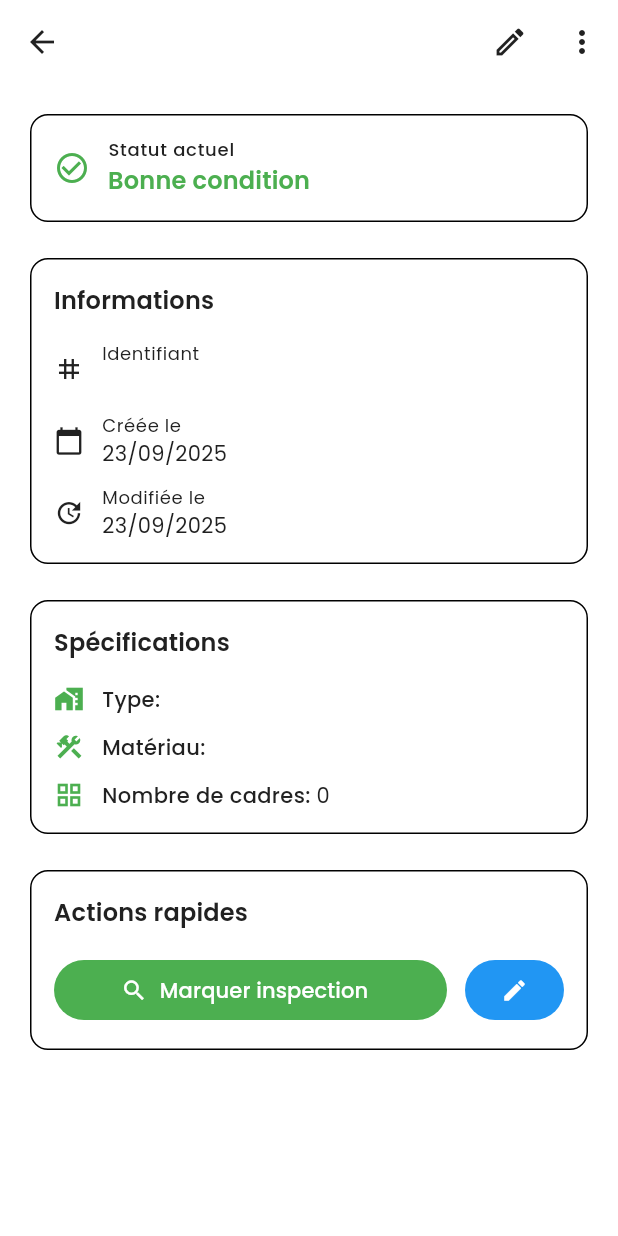
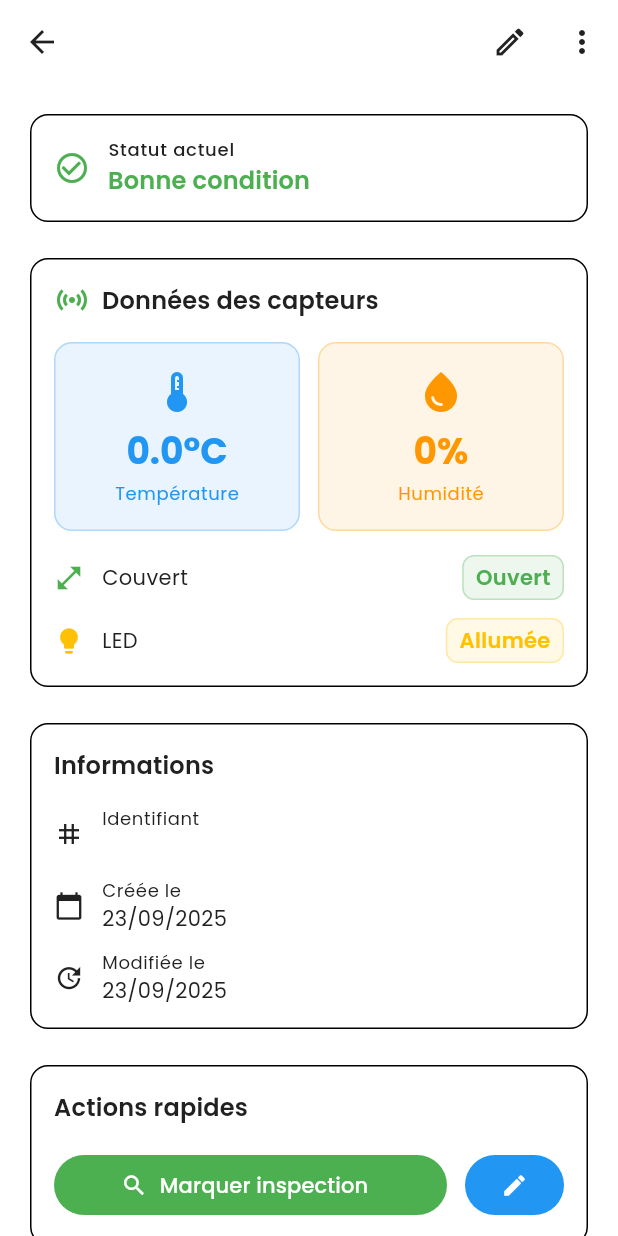
Before and after one commit to Break-Carrier/rc_mobile_app, a Flutter app: the _HiveDetailView screen opened directly with empty values, on a phone screen of 412 x 824 dp. Run offline on Flutter 3.47's test engine with Material 3 defaults, Android fonts, the phone set to English and light mode, and no system bars; our stand-ins replace cloud_firestore, equatable, firebase_auth, firebase_core, firebase_database, fl_chart and 5 more; accounts and stored records are empty; generated files the repository leaves out were written again; statements that could not run were skipped.

Commit message:
Refactor hive management and integrate sensor data functionality
- Removed weight attributes from mock sensor readings to streamline data representation.
- Introduced `HiveSensorData` entity to encapsulate sensor data, including temperature, humidity, cover state, and LED state.
- Updated `Hive` and `HiveModel` to include sensor data, enhancing data structure for better integration with Firebase.
- Refactored `SensorReading` to ensure required fields are properly initialized, improving data integrity.
- Enhanced UI components in `HiveDetailScreen` to display sensor data, providing users with real-time insights into hive conditions.

These changes improve the overall functionality and maintainability of the hive management feature, aligning with clean architecture principles.

```diff
--- a/lib/core/constants/mock_data.dart
+++ b/lib/core/constants/mock_data.dart
@@ -10,7 +10,6 @@ class MockData {
       hiveId: 'hive_1',
       temperature: 35.5,
       humidity: 60.0,
-      weight: 45.2,
       timestamp: DateTime.now().subtract(const Duration(minutes: 5)),
     ),
     SensorReading(
@@ -18,7 +17,6 @@ class MockData {
       hiveId: 'hive_1',
       temperature: 35.8,
       humidity: 58.5,
-      weight: 45.3,
       timestamp: DateTime.now().subtract(const Duration(minutes: 10)),
     ),
     SensorReading(
@@ -26,7 +24,6 @@ class MockData {
       hiveId: 'hive_1',
       temperature: 35.2,
       humidity: 62.0,
-      weight: 45.1,
       timestamp: DateTime.now().subtract(const Duration(minutes: 15)),
     ),
     SensorReading(
@@ -42,7 +39,6 @@ class MockData {
       hiveId: 'hive_1',
       temperature: 35.6,
       humidity: 61.0,
-      weight: 45.0,
       timestamp: DateTime.now().subtract(const Duration(minutes: 25)),
     ),
     SensorReading(
@@ -50,7 +46,6 @@ class MockData {
       hiveId: 'hive_1',
       temperature: 35.3,
       humidity: 63.0,
-      weight: 44.9,
       timestamp: DateTime.now().subtract(const Duration(minutes: 30)),
     ),
   ];
--- a/lib/features/hive/domain/entities/hive.dart
+++ b/lib/features/hive/domain/entities/hive.dart
@@ -1,4 +1,5 @@
 import 'package:equatable/equatable.dart';
+import '../../../sensor/domain/entities/hive_sensor_data.dart';
 
 /// Entité Ruche suivant les principes Clean Architecture
 class Hive extends Equatable {
@@ -7,13 +8,11 @@ class Hive extends Equatable {
   final String apiaryId; // ID du rucher parent
   final String ownerId; // ID du propriétaire (Firebase Auth UID)
   final String? description;
-  final String? hiveType; // Type de ruche (Dadant, Langstroth, etc.)
-  final String? material; // Matériau (bois, plastique, etc.)
-  final int? frameCount; // Nombre de cadres
   final bool isActive; // Ruche active ou non
   final DateTime createdAt;
   final DateTime? updatedAt;
   final DateTime? lastInspection; // Dernière inspection
+  final HiveSensorData? sensorData; // Données des capteurs intégrées
   final Map<String, dynamic>? metadata; // Données supplémentaires
 
   const Hive({
@@ -22,15 +21,38 @@ class Hive extends Equatable {
     required this.apiaryId,
     required this.ownerId,
     this.description,
-    this.hiveType,
-    this.material,
-    this.frameCount,
     this.isActive = true,
     required this.createdAt,
     this.updatedAt,
     this.lastInspection,
+    this.sensorData,
     this.metadata,
   });
+
+  /// Créer une instance depuis les données Firebase
+  factory Hive.fromFirebase(Map<String, dynamic> data, String id) {
+    final sensorData = data['sensor'] != null
+        ? HiveSensorData.fromFirebase(data['sensor'] as Map<String, dynamic>)
+        : null;
+
+    return Hive(
+      id: id,
+      name: data['nom'] as String? ?? '',
+      apiaryId: data['rucherId'] as String? ?? '',
+      ownerId:
+          data['ownerId'] as String? ?? '', // À adapter selon votre structure
+      description: data['description'] as String?,
+      isActive: data['isActive'] as bool? ?? true,
+      createdAt:
+          DateTime.now(), // Firebase ne stocke pas ces dates pour l'instant
+      updatedAt: DateTime.now(),
+      lastInspection: data['lastInspection'] != null
+          ? DateTime.fromMillisecondsSinceEpoch(data['lastInspection'] as int)
+          : null,
+      sensorData: sensorData,
+      metadata: data,
+    );
+  }
 
   /// Crée une copie avec des modifications
   Hive copyWith({
@@ -39,13 +61,11 @@ class Hive extends Equatable {
     String? apiaryId,
     String? ownerId,
     String? description,
-    String? hiveType,
-    String? material,
-    int? frameCount,
     bool? isActive,
     DateTime? createdAt,
     DateTime? updatedAt,
     DateTime? lastInspection,
+    HiveSensorData? sensorData,
     Map<String, dynamic>? metadata,
   }) {
     return Hive(
@@ -54,13 +74,11 @@ class Hive extends Equatable {
       apiaryId: apiaryId ?? this.apiaryId,
       ownerId: ownerId ?? this.ownerId,
       description: description ?? this.description,
-      hiveType: hiveType ?? this.hiveType,
-      material: material ?? this.material,
-      frameCount: frameCount ?? this.frameCount,
       isActive: isActive ?? this.isActive,
       createdAt: createdAt ?? this.createdAt,
       updatedAt: updatedAt ?? this.updatedAt,
       lastInspection: lastInspection ?? this.lastInspection,
+      sensorData: sensorData ?? this.sensorData,
       metadata: metadata ?? this.metadata,
     );
   }
@@ -103,13 +121,11 @@ class Hive extends Equatable {
         apiaryId,
         ownerId,
         description,
-        hiveType,
-        material,
-        frameCount,
         isActive,
         createdAt,
         updatedAt,
         lastInspection,
+        sensorData,
         metadata,
       ];
 
--- a/lib/features/hive/domain/usecases/create_hive.dart
+++ b/lib/features/hive/domain/usecases/create_hive.dart
@@ -46,9 +46,6 @@ class CreateHive {
       apiaryId: params.apiaryId,
       ownerId: userId,
       description: params.description,
-      hiveType: params.hiveType,
-      material: params.material,
-      frameCount: params.frameCount,
       isActive: true,
       createdAt: DateTime.now(),
     );
--- a/lib/features/hive/presentation/pages/hive_detail_screen.dart
+++ b/lib/features/hive/presentation/pages/hive_detail_screen.dart
@@ -2,6 +2,7 @@ import 'package:flutter/material.dart';
 import 'package:flutter_bloc/flutter_bloc.dart';
 
 import '../../domain/entities/hive.dart';
+import '../../../sensor/domain/entities/hive_sensor_data.dart';
 import '../../data/injection/hive_injection.dart';
 import '../bloc/hive_bloc.dart';
 import '../bloc/hive_event.dart';
@@ -86,9 +87,11 @@ class _HiveDetailView extends StatelessWidget {
           children: [
             _HiveStatusCard(hive: hive),
             const SizedBox(height: 16),
+            if (hive.sensorData != null) ...[
+              _HiveSensorDataCard(sensorData: hive.sensorData!),
+              const SizedBox(height: 16),
+            ],
             _HiveInfoCard(hive: hive),
-            const SizedBox(height: 16),
-            _HiveSpecsCard(hive: hive),
             if (hive.description?.isNotEmpty ?? false) ...[
               const SizedBox(height: 16),
               _HiveDescriptionCard(hive: hive),
@@ -323,63 +326,6 @@ class _HiveInfoCard extends StatelessWidget {
   }
 }
 
-/// Widget de carte de spécifications de la ruche
-class _HiveSpecsCard extends StatelessWidget {
-  final Hive hive;
-
-  const _HiveSpecsCard({required this.hive});
-
-  @override
-  Widget build(BuildContext context) {
-    return Card(
-      elevation: 0,
-      shape: RoundedRectangleBorder(
-        borderRadius: BorderRadius.circular(12),
-        side: BorderSide(
-          color: Theme.of(context).colorScheme.outlineVariant,
-        ),
-      ),
-      child: Padding(
-        padding: const EdgeInsets.all(16),
-        child: Column(
-          crossAxisAlignment: CrossAxisAlignment.start,
-          children: [
-            Text(
-              'Spécifications',
-              style: Theme.of(context).textTheme.titleMedium?.copyWith(
-                    fontWeight: FontWeight.w600,
-                  ),
-            ),
-            const SizedBox(height: 16),
-            if (hive.hiveType != null)
-              _SpecRow(
-                icon: Icons.home_work,
-                label: 'Type',
-                value: hive.hiveType!,
-              ),
-            if (hive.material != null) ...[
-              const SizedBox(height: 12),
-              _SpecRow(
-                icon: Icons.construction,
-                label: 'Matériau',
-                value: hive.material!,
-              ),
-            ],
-            if (hive.frameCount != null) ...[
-              const SizedBox(height: 12),
-              _SpecRow(
-                icon: Icons.grid_view,
-                label: 'Nombre de cadres',
-                value: '${hive.frameCount}',
-              ),
-            ],
-          ],
-        ),
-      ),
-    );
-  }
-}
-
 /// Widget de carte de description de la ruche
 class _HiveDescriptionCard extends StatelessWidget {
   final Hive hive;
@@ -476,6 +422,238 @@ class _HiveActionsCard extends StatelessWidget {
   }
 }
 
+/// Widget de carte pour afficher les données des capteurs
+class _HiveSensorDataCard extends StatelessWidget {
+  final HiveSensorData sensorData;
+
+  const _HiveSensorDataCard({required this.sensorData});
+
+  @override
+  Widget build(BuildContext context) {
+    return Card(
+      elevation: 0,
+      shape: RoundedRectangleBorder(
+        borderRadius: BorderRadius.circular(12),
+        side: BorderSide(
+          color: Theme.of(context).colorScheme.outlineVariant,
+        ),
+      ),
+      child: Padding(
+        padding: const EdgeInsets.all(16),
+        child: Column(
+          crossAxisAlignment: CrossAxisAlignment.start,
+          children: [
+            Row(
+              children: [
+                Icon(
+                  Icons.sensors,
+                  color: Theme.of(context).colorScheme.primary,
+                ),
+                const SizedBox(width: 8),
+                Text(
+                  'Données des capteurs',
+                  style: Theme.of(context).textTheme.titleMedium?.copyWith(
+                        fontWeight: FontWeight.w600,
+                      ),
+                ),
+              ],
+            ),
+            const SizedBox(height: 16),
+
+            // Température et Humidité en vedette
+            Row(
+              children: [
+                Expanded(
+                  child: _TemperatureCard(sensorData.temperature),
+                ),
+                const SizedBox(width: 12),
+                Expanded(
+                  child: _HumidityCard(sensorData.humidity),
+                ),
+              ],
+            ),
+            const SizedBox(height: 16),
+
+            // État du couvert
+            _SensorDataRow(
+              icon: sensorData.coverState == CoverState.open
+                  ? Icons.open_in_full
+                  : Icons.close_fullscreen,
+              label: 'Couvert',
+              value:
+                  sensorData.coverState == CoverState.open ? 'Ouvert' : 'Fermé',
+              color: sensorData.coverState == CoverState.open
+                  ? Colors.green
+                  : Colors.orange,
+            ),
+            const SizedBox(height: 12),
+
+            // État de la LED
+            _SensorDataRow(
+              icon: sensorData.ledState == LedState.on
+                  ? Icons.lightbulb
+                  : Icons.lightbulb_outline,
+              label: 'LED',
+              value: sensorData.ledState == LedState.on ? 'Allumée' : 'Éteinte',
+              color: sensorData.ledState == LedState.on
+                  ? Colors.amber
+                  : Colors.grey,
+            ),
+          ],
+        ),
+      ),
+    );
+  }
+}
+
+/// Widget pour afficher la température en vedette
+class _TemperatureCard extends StatelessWidget {
+  final double temperature;
+
+  const _TemperatureCard(this.temperature);
+
+  @override
+  Widget build(BuildContext context) {
+    final color = _getTemperatureColor(temperature);
+
+    return Container(
+      padding: const EdgeInsets.all(16),
+      decoration: BoxDecoration(
+        color: color.withValues(alpha: 0.1),
+        borderRadius: BorderRadius.circular(12),
+        border: Border.all(color: color.withValues(alpha: 0.3)),
+      ),
+      child: Column(
+        children: [
+          Icon(
+            Icons.thermostat,
+            color: color,
+            size: 32,
+          ),
+          const SizedBox(height: 8),
+          Text(
+            '${temperature.toStringAsFixed(1)}°C',
+            style: Theme.of(context).textTheme.headlineSmall?.copyWith(
+                  color: color,
+                  fontWeight: FontWeight.bold,
+                ),
+          ),
+          const SizedBox(height: 4),
+          Text(
+            'Température',
+            style: Theme.of(context).textTheme.bodySmall?.copyWith(
+                  color: color,
+                ),
+          ),
+        ],
+      ),
+    );
+  }
+
+  Color _getTemperatureColor(double temperature) {
+    if (temperature < 20) return Colors.blue;
+    if (temperature > 30) return Colors.red;
+    return Colors.green;
+  }
+}
+
+/// Widget pour afficher l'humidité en vedette
+class _HumidityCard extends StatelessWidget {
+  final double humidity;
+
+  const _HumidityCard(this.humidity);
+
+  @override
+  Widget build(BuildContext context) {
+    final color = _getHumidityColor(humidity);
+
+    return Container(
+      padding: const EdgeInsets.all(16),
+      decoration: BoxDecoration(
+        color: color.withValues(alpha: 0.1),
+        borderRadius: BorderRadius.circular(12),
+        border: Border.all(color: color.withValues(alpha: 0.3)),
+      ),
+      child: Column(
+        children: [
+          Icon(
+            Icons.water_drop,
+            color: color,
+            size: 32,
+          ),
+          const SizedBox(height: 8),
+          Text(
+            '${humidity.toStringAsFixed(0)}%',
+            style: Theme.of(context).textTheme.headlineSmall?.copyWith(
+                  color: color,
+                  fontWeight: FontWeight.bold,
+                ),
+          ),
+          const SizedBox(height: 4),
+          Text(
+            'Humidité',
+            style: Theme.of(context).textTheme.bodySmall?.copyWith(
+                  color: color,
+                ),
+          ),
+        ],
+      ),
+    );
+  }
+
+  Color _getHumidityColor(double humidity) {
+    if (humidity < 40) return Colors.orange;
+    if (humidity > 80) return Colors.blue;
+    return Colors.green;
+  }
+}
+
+/// Widget pour afficher une ligne de données de capteur
+class _SensorDataRow extends StatelessWidget {
+  final IconData icon;
+  final String label;
+  final String value;
+  final Color color;
+
+  const _SensorDataRow({
+    required this.icon,
+    required this.label,
+    required this.value,
+    required this.color,
+  });
+
+  @override
+  Widget build(BuildContext context) {
+    return Row(
+      children: [
+        Icon(icon, color: color, size: 20),
+        const SizedBox(width: 12),
+        Expanded(
+          child: Text(
+            label,
+            style: Theme.of(context).textTheme.bodyMedium,
+          ),
+        ),
+        Container(
+          padding: const EdgeInsets.symmetric(horizontal: 8, vertical: 4),
+          decoration: BoxDecoration(
+            color: color.withValues(alpha: 0.1),
+            borderRadius: BorderRadius.circular(8),
+            border: Border.all(color: color.withValues(alpha: 0.3)),
+          ),
+          child: Text(
+            value,
+            style: Theme.of(context).textTheme.bodyMedium?.copyWith(
+                  color: color,
+                  fontWeight: FontWeight.w600,
+                ),
+          ),
+        ),
+      ],
+    );
+  }
+}
+
 /// Widget réutilisable pour afficher une ligne d'information
 class _InfoRow extends StatelessWidget {
   final IconData icon;
@@ -519,42 +697,3 @@ class _InfoRow extends StatelessWidget {
     );
   }
 }
-
-/// Widget réutilisable pour afficher une ligne de spécification
-class _SpecRow extends StatelessWidget {
-  final IconData icon;
-  final String label;
-  final String value;
-
-  const _SpecRow({
-    required this.icon,
-    required this.label,
-    required this.value,
-  });
-
-  @override
-  Widget build(BuildContext context) {
-    return Row(
-      children: [
-        Icon(
-          icon,
-          size: 20,
-          color: Theme.of(context).colorScheme.primary,
-        ),
-        const SizedBox(width: 12),
-        Text(
-          '$label: ',
-          style: Theme.of(context).textTheme.bodyMedium?.copyWith(
-                fontWeight: FontWeight.w500,
-              ),
-        ),
-        Expanded(
-          child: Text(
-            value,
-            style: Theme.of(context).textTheme.bodyMedium,
-          ),
-        ),
-      ],
-    );
-  }
-}
--- /dev/null
+++ b/lib/features/sensor/domain/entities/hive_sensor_data.dart
@@ -0,0 +1,99 @@
+import 'package:equatable/equatable.dart';
+
+/// Énumération pour l'état du couvert de la ruche
+enum CoverState {
+  open('OUVERT'),
+  closed('FERME');
+
+  const CoverState(this.value);
+  final String value;
+
+  static CoverState fromString(String value) {
+    switch (value.toUpperCase()) {
+      case 'OUVERT':
+        return CoverState.open;
+      case 'FERME':
+        return CoverState.closed;
+      default:
+        return CoverState.closed;
+    }
+  }
+}
+
+/// Énumération pour l'état de la LED
+enum LedState {
+  on('ON'),
+  off('OFF');
+
+  const LedState(this.value);
+  final String value;
+
+  static LedState fromString(String value) {
+    switch (value.toUpperCase()) {
+      case 'ON':
+        return LedState.on;
+      case 'OFF':
+        return LedState.off;
+      default:
+        return LedState.off;
+    }
+  }
+}
+
+/// Représente les données de capteur intégrées dans une ruche
+class HiveSensorData extends Equatable {
+  final double temperature;
+  final double humidity;
+  final CoverState coverState;
+  final LedState ledState;
+
+  const HiveSensorData({
+    required this.temperature,
+    required this.humidity,
+    required this.coverState,
+    required this.ledState,
+  });
+
+  /// Créer une instance depuis les données Firebase
+  factory HiveSensorData.fromFirebase(Map<String, dynamic> data) {
+    return HiveSensorData(
+      temperature: (data['temperature'] as num?)?.toDouble() ?? 0.0,
+      humidity: (data['humidity'] as num?)?.toDouble() ?? 0.0,
+      coverState: CoverState.fromString(data['couvert'] as String? ?? 'FERME'),
+      ledState: LedState.fromString(data['ledState'] as String? ?? 'OFF'),
+    );
+  }
+
+  /// Convertir vers Map pour Firebase
+  Map<String, dynamic> toFirebase() {
+    return {
+      'temperature': temperature,
+      'humidity': humidity,
+      'couvert': coverState.value,
+      'ledState': ledState.value,
+    };
+  }
+
+  /// Créer une copie avec des modifications
+  HiveSensorData copyWith({
+    double? temperature,
+    double? humidity,
+    CoverState? coverState,
+    LedState? ledState,
+  }) {
+    return HiveSensorData(
+      temperature: temperature ?? this.temperature,
+      humidity: humidity ?? this.humidity,
+      coverState: coverState ?? this.coverState,
+      ledState: ledState ?? this.ledState,
+    );
+  }
+
+  @override
+  List<Object> get props => [temperature, humidity, coverState, ledState];
+
+  @override
+  String toString() {
+    return 'HiveSensorData(temperature: $temperature°C, humidity: $humidity%, cover: ${coverState.value}, led: ${ledState.value})';
+  }
+}
```
Also changed, not shown: lib/core/factories/service_factory.dart (+9 -4 lines), lib/core/utils/realtime_db_converter.dart (+4 -5 lines), lib/features/hive/data/models/hive_model.dart (+10 -21 lines), lib/features/hive/presentation/widgets/create_hive_dialog.dart (+0 -17 lines), lib/features/hive/presentation/widgets/hive_card.dart (+1 -16 lines), lib/features/sensor/data/repositories/sensor_repository_impl.dart (+32 -13 lines), lib/features/sensor/domain/entities/hive.dart (+25 -0 lines), lib/features/sensor/domain/entities/sensor_reading.dart (+21 -9 lines). Lines whose indentation alone changed are shown as unchanged.
